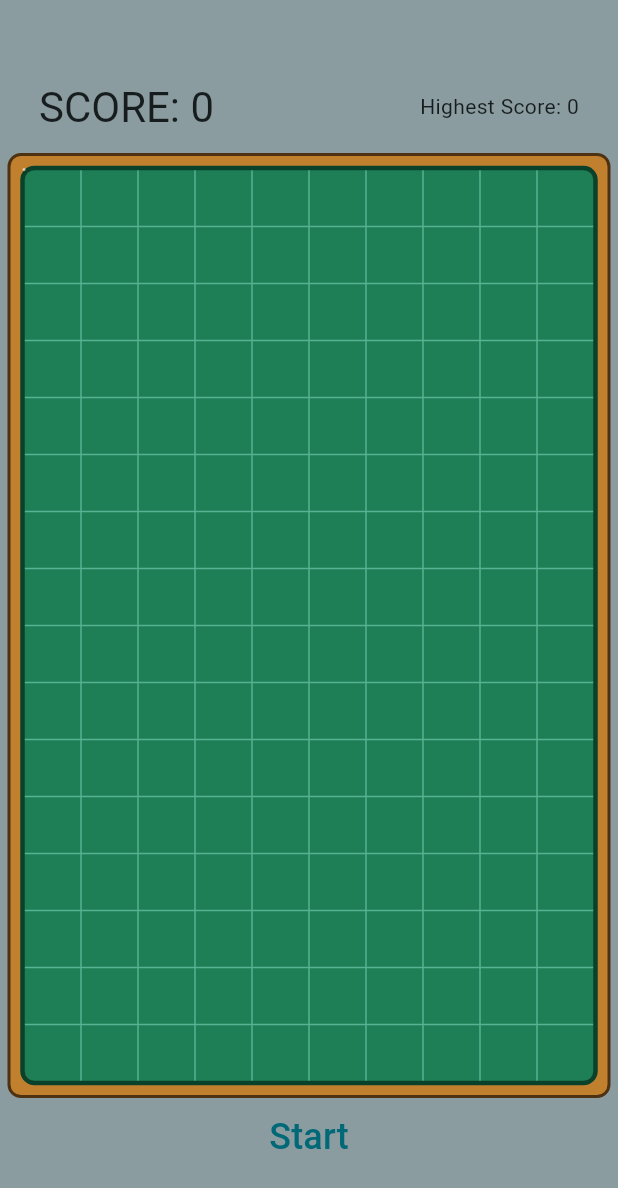
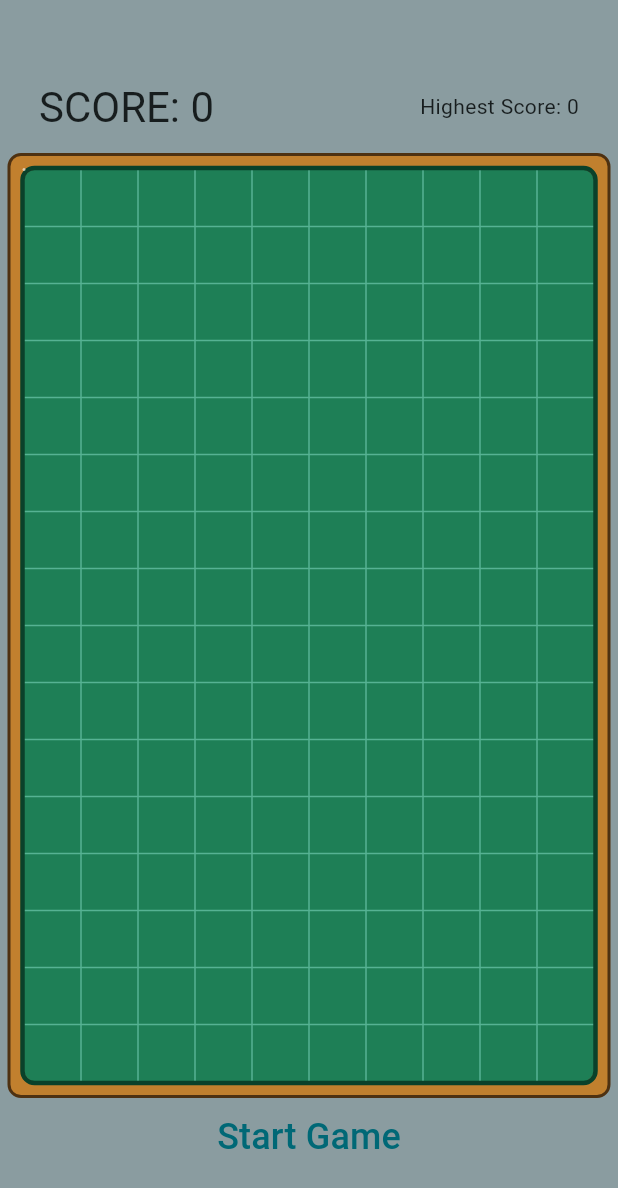
Before and after one commit to ChenCoin/Catfish, a Flutter app: the screen it shows after launch, on a phone screen of 412 x 824 dp. Shown: the top 1188 px of the screen. Run offline on Flutter 3.47's test engine with Material 3 defaults, Android fonts, the phone set to English and light mode, and no system bars; our stand-ins replace shared_preferences; generated files the repository leaves out were written again.

Commit message:
fix text of game start button

```diff
--- a/lib/main.dart
+++ b/lib/main.dart
@@ -52,26 +52,18 @@ class MyHomePage extends StatefulWidget {
 }
 
 class _MyHomePageState extends State<MyHomePage> {
-  static String gameStart = 'Start';
-
-  static String gameEnd = 'End';
-
-  String btnText = gameStart;
-
   // 游戏状态，true为进行中，false为空闲中
   bool gameState = false;
 
   void _gameStart() {
     setState(() {
       widget.data.start();
-      btnText = gameEnd;
     });
   }
 
   void _gameOver() {
     setState(() {
       widget.data.end();
-      btnText = gameStart;
     });
   }
 
@@ -90,6 +82,8 @@ class _MyHomePageState extends State<MyHomePage> {
 
   @override
   Widget build(BuildContext context) {
+    final String gameStart = AppLocalizations.of(context)!.startGame;
+    final String gameEnd = AppLocalizations.of(context)!.endGame;
     final screenSize = MediaQuery.of(context).size;
     // 宽度为屏幕宽度 - 40，特殊适配大屏
     final double width = min(screenSize.width - 32, 400);
@@ -160,7 +154,7 @@ class _MyHomePageState extends State<MyHomePage> {
               style: ButtonStyle(
                   minimumSize: MaterialStateProperty.all(const Size(200, 54))),
               child: Text(
-                btnText,
+                gameState ? gameEnd : gameStart,
                 style: const TextStyle(
                   fontSize: 24,
                 ),
```
